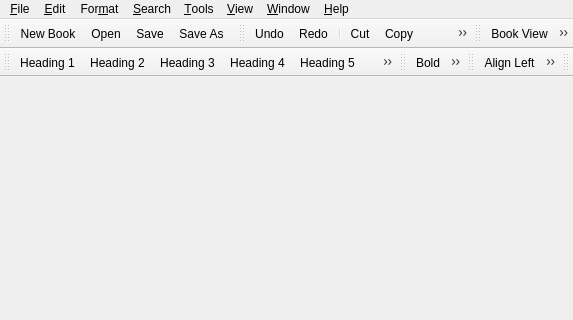
Before: the Qt Designer form src/Sigil/Form_Files/main.ui in Sigil-Ebook/Sigil, drawn with Qt 5; both pictures show x 0 to 573 and y 0 to 320 of the 945 by 673 pixel window.
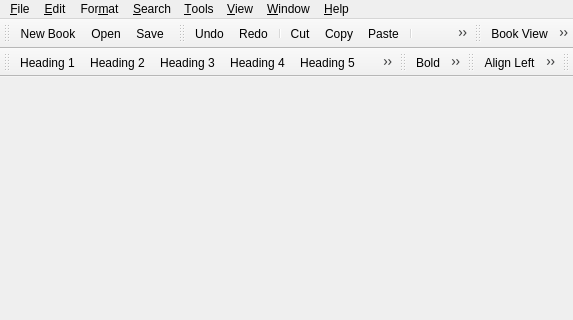
After: the same form once the commit is applied. Icons and pictures are not drawn.

Commit message: Remove confusing Save As button, tweak Save button icon.

```diff
--- a/src/Sigil/Form_Files/main.ui
+++ b/src/Sigil/Form_Files/main.ui
@@ -302,7 +302,6 @@
    <addaction name="actionNew"/>
    <addaction name="actionOpen"/>
    <addaction name="actionSave"/>
-   <addaction name="actionSaveAs"/>
   </widget>
   <widget class="QToolBar" name="toolBarTextManip">
    <property name="windowTitle">
```
The commit also changes 2 other files.
